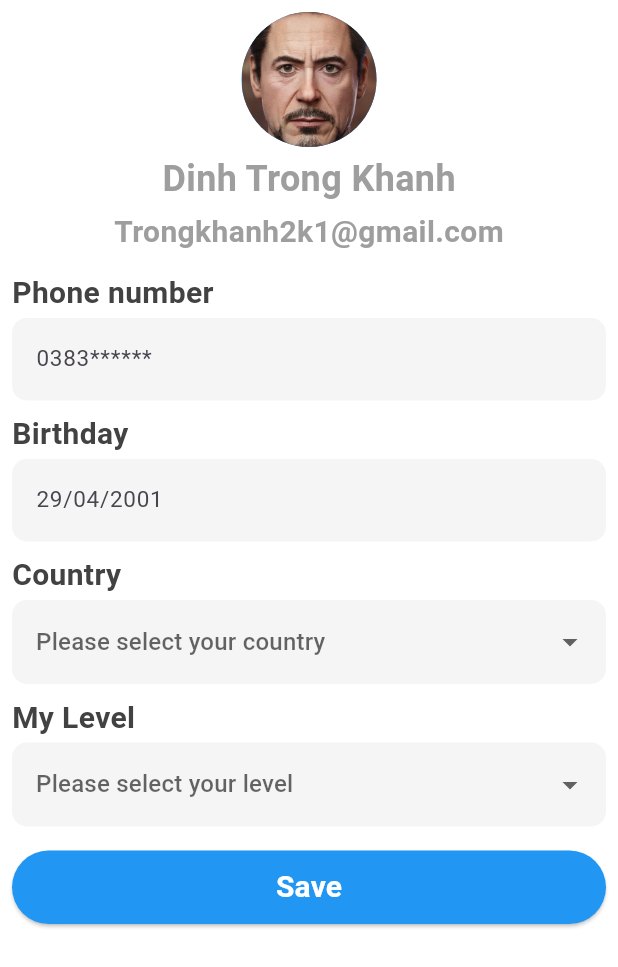
After one commit to dtkhanh/CSC13118_ProjectMobile, a Flutter app: the ProflileView screen opened directly, on a phone screen of 412 x 824 dp. The commit adds this screen. Shown: the top 967 px of the screen. Run offline on Flutter 3.47's test engine with Material 2 defaults, Android fonts, the phone set to English and light mode, and no system bars; our stand-ins replace chewie, flutter_svg, responsive_grid, syncfusion_flutter_calendar, video_player; missing offline and left inert: flutter_responsive_grid.

Commit message:
add view Profile view

```diff
--- a/lib/features/courses/topicDetail.dart
+++ b/lib/features/courses/topicDetail.dart
@@ -37,7 +37,7 @@ class _TopicDetailPage extends State<TopicDetail> {
       ),
       body: SingleChildScrollView(
         child: Padding(
-          padding: const EdgeInsets.fromLTRB(12, 12, 12, 12),
+          padding: const EdgeInsets.fromLTRB(6, 12, 6, 12),
           child:  Column(
               children: [
                 Column(
@@ -45,7 +45,7 @@ class _TopicDetailPage extends State<TopicDetail> {
                     ResponsiveGridRow(
                       children: [
                         ResponsiveGridCol(md:4 ,child: Padding(
-                          padding:const EdgeInsets.fromLTRB(25, 0, 25, 0),
+                          padding:const EdgeInsets.fromLTRB(5, 0, 5, 0),
                           child: SizedBox(
                             height: 740,
                             child: SingleChildScrollView(
--- /dev/null
+++ b/lib/features/setting/profileView.dart
@@ -0,0 +1,177 @@
+import 'package:flutter/cupertino.dart';
+import 'package:flutter/material.dart';
+
+import '../../constants/appSizes.dart';
+import '../../routing/routes.dart';
+
+class ProflileView extends StatefulWidget {
+  const ProflileView({Key? key}) : super(key: key);
+
+  @override
+  State<ProflileView> createState() => _ProflileViewState();
+}
+
+class _ProflileViewState extends State<ProflileView> {
+  @override
+  Widget build(BuildContext context) {
+    return Scaffold(
+      body: Padding(
+        padding: const EdgeInsets.all(8.0),
+        child: Column(
+          crossAxisAlignment: CrossAxisAlignment.start,
+          children: [
+            Center(
+              child: Column(
+                children:  const [
+                  CircleAvatar(
+                    radius: 45,
+                    backgroundColor: Colors.blue,
+                    backgroundImage: AssetImage('assets/images/ironman.png'),
+                  ),
+                  gapH4,
+                  Text(
+                      'Dinh Trong Khanh',
+                      style: TextStyle(
+                          fontSize: Sizes.p24, fontWeight: FontWeight.bold, color: Colors.grey)
+                  ),
+                  gapH4,
+                  Text(
+                      'Trongkhanh2k1@gmail.com',
+                      style: TextStyle(
+                          fontSize: Sizes.p20, fontWeight: FontWeight.bold,color: Colors.grey)
+                  ),
+                ],
+              ),
+            ),
+            gapH12,
+            Text(
+              "Phone number",
+              style: TextStyle(
+                  fontSize: 20,
+                  fontWeight: FontWeight.bold,
+                  color: Colors.grey[800]),
+            ),
+            gapH2,
+            TextField(
+                style:
+                TextStyle(fontSize: 15, color: Colors.grey[700]),
+                decoration: InputDecoration(
+                    filled: true,
+                    fillColor: Colors.grey.shade100,
+                    border: const OutlineInputBorder(
+                        borderSide: BorderSide.none,
+                        borderRadius:
+                        BorderRadius.all(Radius.circular(10))),
+                    hintText: "0383******")
+            ),
+            gapH8,
+            Text(
+              "Birthday",
+              style: TextStyle(
+                  fontSize: 20,
+                  fontWeight: FontWeight.bold,
+                  color: Colors.grey[800]),
+            ),
+            gapH2,
+            TextField(
+                style:
+                TextStyle(fontSize: 15, color: Colors.grey[700]),
+                decoration: InputDecoration(
+                    filled: true,
+                    fillColor: Colors.grey.shade100,
+                    border: const OutlineInputBorder(
+                        borderSide: BorderSide.none,
+                        borderRadius:
+                        BorderRadius.all(Radius.circular(10))),
+                    hintText: "29/04/2001")
+            ),
+            gapH8,
+            Text(
+              "Country",
+              style: TextStyle(
+                  fontSize: 20,
+                  fontWeight: FontWeight.bold,
+                  color: Colors.grey[800]),
+            ),
+            gapH2,
+            DropdownButtonFormField(
+              decoration: InputDecoration(
+                filled: true,
+                fillColor: Colors.grey.shade100,
+                hintText: 'Please select your country',
+                hintStyle:TextStyle(fontSize: 15, color: Colors.grey[700]),
+                border: const OutlineInputBorder(
+                    borderSide: BorderSide.none,
+                    borderRadius:
+                    BorderRadius.all(Radius.circular(10))),
+              ),
+              onChanged: (value) {}, items: <String>['VietNam', 'Albania', 'America', 'Andorra'].map<DropdownMenuItem<String>>((String value) {
+              return DropdownMenuItem<String>(
+                value: value,
+                child: Text(
+                  value,
+                  style: TextStyle(fontSize: 15, color: Colors.grey[700]),
+                ),
+              );
+            }).toList(),
+            ),
+            gapH8,
+            Text(
+              "My Level",
+              style: TextStyle(
+                  fontSize: 20,
+                  fontWeight: FontWeight.bold,
+                  color: Colors.grey[800]),
+            ),
+            gapH2,
+            DropdownButtonFormField(
+              decoration: InputDecoration(
+                filled: true,
+                fillColor: Colors.grey.shade100,
+                hintText: 'Please select your level',
+                hintStyle:TextStyle(fontSize: 15, color: Colors.grey[700]),
+                border: const OutlineInputBorder(
+                    borderSide: BorderSide.none,
+                    borderRadius:
+                    BorderRadius.all(Radius.circular(10))),
+              ),
+              onChanged: (value) {}, items: <String>['Beginner', 'Intermediate', 'Advanced'].map<DropdownMenuItem<String>>((String value) {
+              return DropdownMenuItem<String>(
+                value: value,
+                child: Text(
+                  value,
+                  style: TextStyle(fontSize: 15, color: Colors.grey[700]),
+                ),
+              );
+            }).toList(),
+            ),
+            gapH16,
+            SizedBox(
+              width: double.infinity,
+              child: ElevatedButton(
+                style: ElevatedButton.styleFrom(
+                    backgroundColor: Colors.blue
+                ),
+                onPressed: () {
+                  Navigator.pushNamedAndRemoveUntil(
+                    context,
+                    Routes.login,
+                        (route) => false,
+                  );
+                },
+                child: const Padding(
+                  padding: EdgeInsets.only(top: 10, bottom: 10),
+                  child: Text(
+                    "Save",
+                    style: TextStyle(fontSize: Sizes.p20, fontWeight: FontWeight.bold, color: Colors.white ),
+                  ),
+                ),
+              ),
+            ),
+          ],
+        ),
+      )
+
+    );
+  }
+}
--- a/lib/page/navigationPage.dart
+++ b/lib/page/navigationPage.dart
@@ -4,6 +4,7 @@ import 'package:csc13118_mobile/features/homepage/homeView.dart';
 import 'package:csc13118_mobile/features/schedule/scheduleView.dart';
 import 'package:csc13118_mobile/features/history/historyView.dart';
 import 'package:csc13118_mobile/features/courses/discoverCoursesView.dart';
+import 'package:csc13118_mobile/features/setting/profileView.dart';
 
 
 class NavigationPage extends StatefulWidget {
@@ -19,8 +20,7 @@ class _NavigationPageState extends State<NavigationPage> {
     const ScheduleView(),
     const historyView(),
     const DiscoverCourses(),
-    const LoginPage(),
-    const LoginPage(),
+    const ProflileView(),
   ];
 
   List<String> pagesTitle = [ 'TUTORS', 'SCHEDULE', 'COURSES', 'MY COURSE'];
@@ -206,6 +206,8 @@ class _NavigationPageState extends State<NavigationPage> {
           BottomNavigationBarItem(icon: Icon(Icons.schedule_outlined), label: 'Schedule'),
           BottomNavigationBarItem(icon: Icon(Icons.phone_paused), label: 'History'),
           BottomNavigationBarItem(icon: Icon(Icons.school), label: 'Courses'),
+          BottomNavigationBarItem(icon: Icon(Icons.settings), label: 'Setting'),
+
         ],
       ),
     );
```
